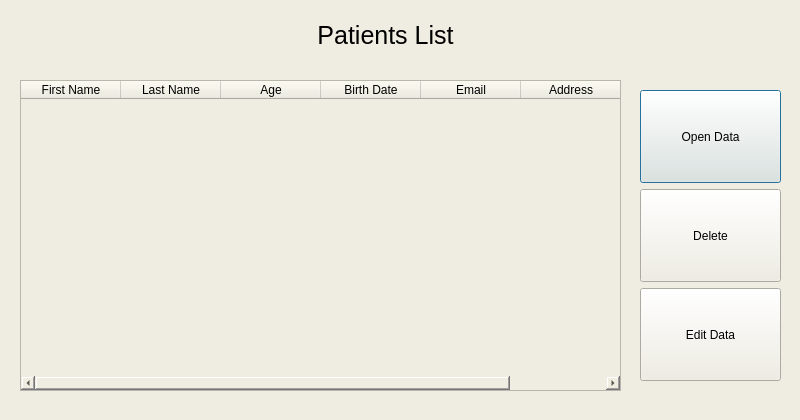
Before: the Qt Designer form browser.ui in AlgoChad/Shit, drawn with Qt 5.
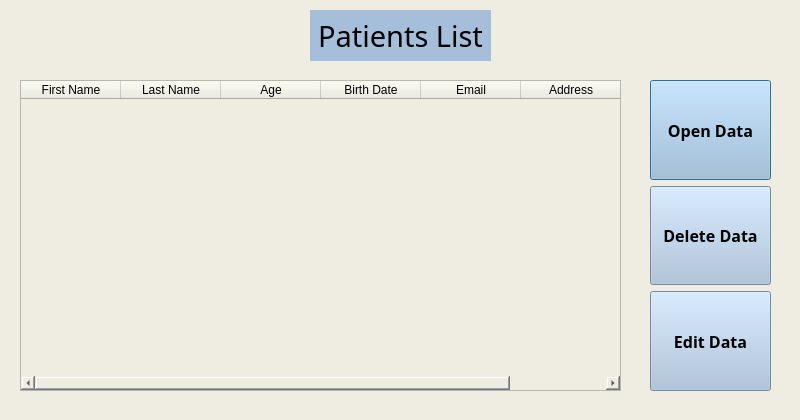
After: the same form once the commit is applied.

```diff
--- a/browser.ui
+++ b/browser.ui
@@ -22,27 +22,6 @@
   <property name="styleSheet">
    <string notr="true">background-color: rgb(239, 237, 225);</string>
   </property>
-  <widget class="QLabel" name="label">
-   <property name="geometry">
-    <rect>
-     <x>310</x>
-     <y>10</y>
-     <width>151</width>
-     <height>51</height>
-    </rect>
-   </property>
-   <property name="font">
-    <font>
-     <pointsize>19</pointsize>
-    </font>
-   </property>
-   <property name="text">
-    <string>Patients List</string>
-   </property>
-   <property name="alignment">
-    <set>Qt::AlignCenter</set>
-   </property>
-  </widget>
   <widget class="QTableWidget" name="tableWidget">
    <property name="geometry">
     <rect>
@@ -101,13 +80,44 @@
     </property>
    </column>
   </widget>
+  <widget class="QLabel" name="label">
+   <property name="geometry">
+    <rect>
+     <x>310</x>
+     <y>10</y>
+     <width>181</width>
+     <height>51</height>
+    </rect>
+   </property>
+   <property name="font">
+    <font>
+     <family>Agency FB</family>
+     <pointsize>22</pointsize>
+     <weight>50</weight>
+     <bold>false</bold>
+     <underline>false</underline>
+    </font>
+   </property>
+   <property name="autoFillBackground">
+    <bool>false</bool>
+   </property>
+   <property name="styleSheet">
+    <string notr="true">background-color: rgb(165, 191, 218);</string>
+   </property>
+   <property name="text">
+    <string>Patients List</string>
+   </property>
+   <property name="alignment">
+    <set>Qt::AlignCenter</set>
+   </property>
+  </widget>
   <widget class="QWidget" name="layoutWidget_2">
    <property name="geometry">
     <rect>
-     <x>640</x>
-     <y>90</y>
-     <width>141</width>
-     <height>291</height>
+     <x>650</x>
+     <y>80</y>
+     <width>121</width>
+     <height>311</height>
     </rect>
    </property>
    <layout class="QVBoxLayout" name="verticalLayout_2">
@@ -122,6 +132,14 @@
         <verstretch>0</verstretch>
        </sizepolicy>
       </property>
+      <property name="font">
+       <font>
+        <family>Agency FB</family>
+        <pointsize>12</pointsize>
+        <weight>75</weight>
+        <bold>true</bold>
+       </font>
+      </property>
       <property name="mouseTracking">
        <bool>true</bool>
       </property>
@@ -131,6 +149,10 @@
       <property name="autoFillBackground">
        <bool>false</bool>
       </property>
+      <property name="styleSheet">
+       <string notr="true">background-color: rgb(165, 191, 218);
+</string>
+      </property>
       <property name="text">
        <string>Open Data</string>
       </property>
@@ -156,6 +178,14 @@
         <verstretch>0</verstretch>
        </sizepolicy>
       </property>
+      <property name="font">
+       <font>
+        <family>Agency FB</family>
+        <pointsize>12</pointsize>
+        <weight>75</weight>
+        <bold>true</bold>
+       </font>
+      </property>
       <property name="mouseTracking">
        <bool>true</bool>
       </property>
@@ -165,8 +195,11 @@
       <property name="autoFillBackground">
        <bool>false</bool>
       </property>
+      <property name="styleSheet">
+       <string notr="true">background-color: rgb(165, 191, 218);</string>
+      </property>
       <property name="text">
-       <string>Delete</string>
+       <string>Delete Data</string>
       </property>
       <property name="checkable">
        <bool>false</bool>
@@ -187,6 +220,17 @@
         <verstretch>0</verstretch>
        </sizepolicy>
       </property>
+      <property name="font">
+       <font>
+        <family>Agency FB</family>
+        <pointsize>12</pointsize>
+        <weight>75</weight>
+        <bold>true</bold>
+       </font>
+      </property>
+      <property name="styleSheet">
+       <string notr="true">background-color: rgb(165, 191, 218);</string>
+      </property>
       <property name="text">
        <string>Edit Data</string>
       </property>
```
Left out of the diff: 8 changed lines with no effect on the pictures.
